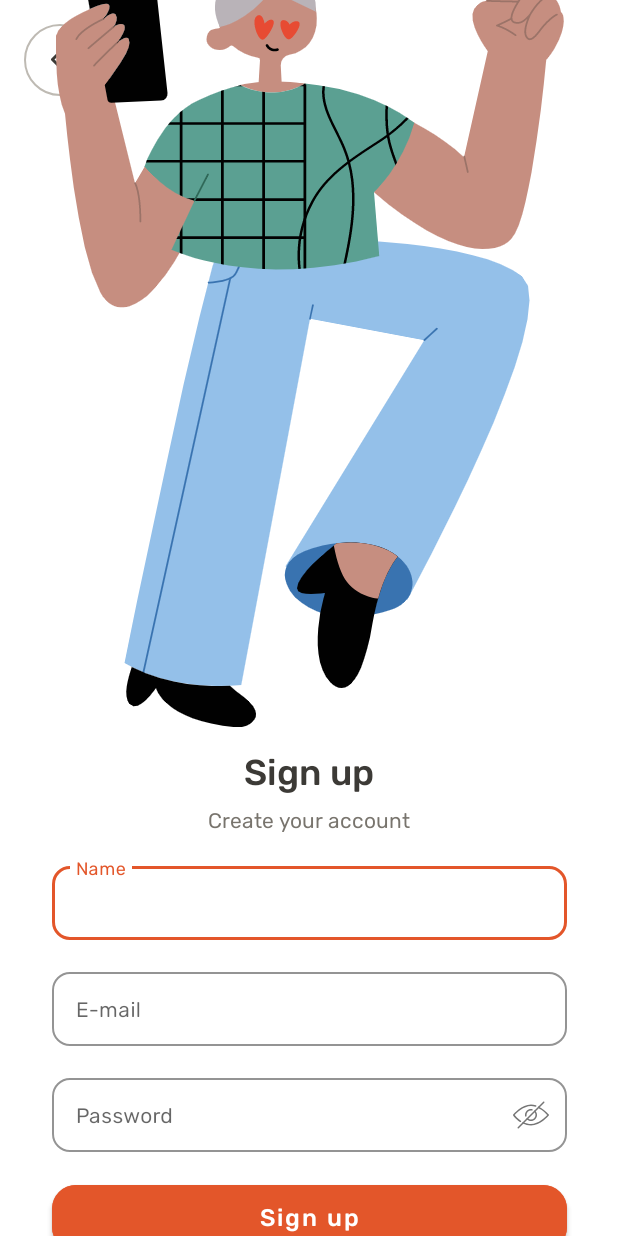
After one commit to tellmeac/wf-android, an Android app: the LoginActivity screen opened directly, with no data from a screen before it, on a phone screen of 412 x 824 dp. The commit adds this screen. Run offline under Robolectric (Android 15) with nearby library versions, the phone set to English and light mode, and no system bars.

Commit message:
Signup/Login screen

```diff
--- a/app/src/main/java/com/example/worldfactory/IntroActivity.kt
+++ b/app/src/main/java/com/example/worldfactory/IntroActivity.kt
@@ -1,5 +1,6 @@
 package com.example.worldfactory
 
+import android.content.Intent
 import android.os.Bundle
 import com.google.android.material.snackbar.Snackbar
 import androidx.appcompat.app.AppCompatActivity
@@ -37,7 +38,14 @@ class IntroActivity : AppCompatActivity() {
                 if(currentPageIndex == 2) binding.buttonNext.text = "Let's Start"
             } else {
                 //Let's get started!
+                val intent = Intent(this@IntroActivity, LoginActivity::class.java)
+                startActivity(intent)
             }
+        }
+
+        binding.buttonSkip.setOnClickListener {
+            val intent = Intent(this@IntroActivity, LoginActivity::class.java)
+            startActivity(intent)
         }
     }
 
--- /dev/null
+++ b/app/src/main/java/com/example/worldfactory/LoginActivity.kt
@@ -0,0 +1,21 @@
+package com.example.worldfactory
+
+import android.content.Intent
+import androidx.appcompat.app.AppCompatActivity
+import android.os.Bundle
+import com.example.worldfactory.databinding.ActivityLoginBinding
+
+class LoginActivity : AppCompatActivity() {
+
+    private lateinit var binding: ActivityLoginBinding
+
+    override fun onCreate(savedInstanceState: Bundle?) {
+        super.onCreate(savedInstanceState)
+        binding = ActivityLoginBinding.inflate(layoutInflater)
+        setContentView(binding.root)
+
+        binding.buttonBack.setOnClickListener {
+            super.onBackPressed()
+        }
+    }
+}
--- /dev/null
+++ b/app/src/main/res/drawable/leftarrow.xml
@@ -0,0 +1,13 @@
+<vector xmlns:android="http://schemas.android.com/apk/res/android"
+    android:width="8dp"
+    android:height="14dp"
+    android:viewportWidth="8"
+    android:viewportHeight="14">
+  <path
+      android:pathData="M7,13L1,7L7,1"
+      android:strokeLineJoin="round"
+      android:strokeWidth="2"
+      android:fillColor="#00000000"
+      android:strokeColor="#3C3A36"
+      android:strokeLineCap="round"/>
+</vector>
--- /dev/null
+++ b/app/src/main/res/drawable/passwordhidden.xml
@@ -0,0 +1,25 @@
+<vector xmlns:android="http://schemas.android.com/apk/res/android"
+    android:width="24dp"
+    android:height="24dp"
+    android:viewportWidth="24"
+    android:viewportHeight="24">
+  <group>
+    <clip-path
+        android:pathData="M0,0h24v24h-24z"/>
+    <path
+        android:pathData="M14.828,9.172C14.633,8.977 14.316,8.977 14.121,9.172C13.926,9.367 13.926,9.685 14.121,9.879C14.687,10.445 15,11.198 15,12C15,13.654 13.654,15 12,15C11.198,15 10.445,14.688 9.879,14.121C9.684,13.926 9.367,13.926 9.172,14.121C8.977,14.315 8.977,14.633 9.172,14.828C9.926,15.584 10.931,16 12,16C14.206,16 16,14.206 16,12C16,10.931 15.584,9.926 14.828,9.172Z"
+        android:fillColor="#3C3A36"/>
+    <path
+        android:pathData="M12.697,8.069C12.47,8.029 12.238,8 12,8C9.794,8 8,9.794 8,12C8,12.238 8.029,12.47 8.07,12.697C8.113,12.939 8.324,13.11 8.561,13.11C8.59,13.11 8.619,13.108 8.649,13.102C8.92,13.054 9.102,12.794 9.054,12.523C9.023,12.353 9,12.18 9,12C9,10.346 10.346,9 12,9C12.18,9 12.353,9.023 12.523,9.053C12.789,9.107 13.054,8.919 13.102,8.648C13.15,8.377 12.968,8.117 12.697,8.069Z"
+        android:fillColor="#3C3A36"/>
+    <path
+        android:pathData="M23.881,11.677C23.768,11.543 21.063,8.386 17.332,6.453C17.09,6.326 16.785,6.422 16.658,6.668C16.531,6.913 16.627,7.215 16.873,7.342C19.747,8.83 22.043,11.152 22.828,12C21.636,13.291 16.945,18 12,18C10.322,18 8.631,17.595 6.972,16.795C6.726,16.674 6.425,16.779 6.305,17.028C6.184,17.276 6.289,17.575 6.538,17.695C8.333,18.562 10.171,19 12,19C18.161,19 23.651,12.596 23.882,12.323C24.04,12.137 24.039,11.864 23.881,11.677Z"
+        android:fillColor="#3C3A36"/>
+    <path
+        android:pathData="M15.281,5.576C14.143,5.193 13.039,5 12,5C5.839,5 0.349,11.404 0.118,11.677C-0.028,11.849 -0.04,12.099 0.09,12.286C0.159,12.385 1.812,14.732 4.677,16.635C4.762,16.692 4.857,16.719 4.953,16.719C5.114,16.719 5.273,16.641 5.369,16.494C5.522,16.265 5.459,15.954 5.229,15.802C3.125,14.403 1.685,12.714 1.146,12.027C2.297,10.777 7.019,6 12,6C12.931,6 13.928,6.176 14.962,6.523C15.224,6.617 15.508,6.472 15.595,6.209C15.683,5.947 15.543,5.664 15.281,5.576Z"
+        android:fillColor="#3C3A36"/>
+    <path
+        android:pathData="M20.853,3.147C20.658,2.952 20.341,2.952 20.146,3.147L3.146,20.147C2.951,20.342 2.951,20.659 3.146,20.854C3.244,20.951 3.372,21 3.5,21C3.628,21 3.756,20.951 3.853,20.854L20.853,3.854C21.048,3.659 21.048,3.342 20.853,3.147Z"
+        android:fillColor="#3C3A36"/>
+  </group>
+</vector>
--- /dev/null
+++ b/app/src/main/res/drawable/passwordvisible.xml
@@ -0,0 +1,22 @@
+<vector xmlns:android="http://schemas.android.com/apk/res/android"
+    android:width="24dp"
+    android:height="24dp"
+    android:viewportWidth="24"
+    android:viewportHeight="24">
+  <group>
+    <clip-path
+        android:pathData="M0,0h24v24h-24z"/>
+    <path
+        android:pathData="M14.828,9.172C14.633,8.977 14.316,8.977 14.121,9.172C13.926,9.367 13.926,9.685 14.121,9.879C14.687,10.445 15,11.198 15,12C15,13.654 13.654,15 12,15C11.198,15 10.445,14.688 9.879,14.121C9.684,13.926 9.367,13.926 9.172,14.121C8.977,14.315 8.977,14.633 9.172,14.828C9.926,15.584 10.931,16 12,16C14.206,16 16,14.206 16,12C16,10.931 15.584,9.926 14.828,9.172Z"
+        android:fillColor="#3C3A36"/>
+    <path
+        android:pathData="M12.697,8.069C12.47,8.029 12.238,8 12,8C9.794,8 8,9.794 8,12C8,12.238 8.029,12.47 8.07,12.697C8.113,12.939 8.324,13.11 8.561,13.11C8.59,13.11 8.619,13.108 8.649,13.102C8.92,13.054 9.102,12.794 9.054,12.523C9.023,12.353 9,12.18 9,12C9,10.346 10.346,9 12,9C12.18,9 12.353,9.023 12.523,9.053C12.789,9.107 13.054,8.919 13.102,8.648C13.15,8.377 12.968,8.117 12.697,8.069Z"
+        android:fillColor="#3C3A36"/>
+    <path
+        android:pathData="M23.881,11.677C23.768,11.543 21.063,8.386 17.332,6.453C17.09,6.326 16.785,6.422 16.658,6.668C16.531,6.913 16.627,7.215 16.873,7.342C19.747,8.83 22.043,11.152 22.828,12C21.636,13.291 16.945,18 12,18C10.322,18 8.631,17.595 6.972,16.795C6.726,16.674 6.425,16.779 6.305,17.028C6.184,17.276 6.289,17.575 6.538,17.695C8.333,18.562 10.171,19 12,19C18.161,19 23.651,12.596 23.882,12.323C24.04,12.137 24.039,11.864 23.881,11.677Z"
+        android:fillColor="#3C3A36"/>
+    <path
+        android:pathData="M15.281,5.576C14.143,5.193 13.039,5 12,5C5.839,5 0.349,11.404 0.118,11.677C-0.028,11.849 -0.04,12.099 0.09,12.286C0.159,12.385 1.812,14.732 4.677,16.635C4.762,16.692 4.857,16.719 4.953,16.719C5.114,16.719 5.273,16.641 5.369,16.494C5.522,16.265 5.459,15.954 5.229,15.802C3.125,14.403 1.685,12.714 1.146,12.027C2.297,10.777 7.019,6 12,6C12.931,6 13.928,6.176 14.962,6.523C15.224,6.617 15.508,6.472 15.595,6.209C15.683,5.947 15.543,5.664 15.281,5.576Z"
+        android:fillColor="#3C3A36"/>
+  </group>
+</vector>
--- /dev/null
+++ b/app/src/main/res/drawable/show_password_selector.xml
@@ -0,0 +1,5 @@
+<?xml version="1.0" encoding="utf-8"?>
+<selector xmlns:android="http://schemas.android.com/apk/res/android">
+    <item android:drawable="@drawable/passwordvisible" android:state_checked="true"/>
+    <item android:drawable="@drawable/passwordhidden" />
+</selector>
--- a/app/src/main/res/layout/activity_intro.xml
+++ b/app/src/main/res/layout/activity_intro.xml
@@ -7,35 +7,48 @@
     android:layout_height="match_parent"
     tools:context=".IntroActivity">
 
-    <TextView
-        android:id="@+id/text_skip2"
-        android:layout_width="wrap_content"
-        android:layout_height="wrap_content"
+    <Button
+        android:id="@+id/button_skip"
+        style="@style/Widget.MaterialComponents.Button.TextButton"
+        android:layout_width="40dp"
+        android:layout_height="16dp"
         android:layout_marginTop="16dp"
         android:layout_marginEnd="16dp"
         android:fontFamily="@font/rubik_medium"
+        android:insetTop="0dp"
+        android:insetBottom="0dp"
+        android:paddingLeft="0dp"
+        android:paddingTop="0dp"
+        android:paddingRight="0dp"
+        android:paddingBottom="0dp"
         android:text="@string/skip"
-        android:textAppearance="@style/TextAppearance.AppCompat.Body1"
-        android:textColor="#78746D"
+        android:textAllCaps="false"
+        android:textColor="@color/textGrey"
+        android:textSize="14sp"
+        app:iconPadding="0dp"
         app:layout_constraintEnd_toEndOf="parent"
-        app:layout_constraintHorizontal_bias="1.0"
-        app:layout_constraintStart_toStartOf="parent"
         app:layout_constraintTop_toTopOf="parent" />
 
     <Button
         android:id="@+id/button_next"
-        android:layout_width="311sp"
-        android:layout_height="56sp"
+        android:layout_width="0dp"
+        android:layout_height="56dp"
+        android:layout_marginStart="32dp"
+        android:layout_marginEnd="32dp"
         android:layout_marginBottom="50dp"
         android:backgroundTint="@color/buttonsMain"
+        android:capitalize="none"
         android:fontFamily="@font/rubik_medium"
         android:text="@string/next"
+        android:textAllCaps="false"
         android:textColor="@color/white"
         android:textSize="16sp"
+        android:typeface="normal"
         app:cornerRadius="16sp"
         app:layout_constraintBottom_toBottomOf="parent"
         app:layout_constraintEnd_toEndOf="parent"
-        app:layout_constraintStart_toStartOf="parent" />
+        app:layout_constraintStart_toStartOf="parent"
+        app:layout_constraintWidth_max="311dp" />
 
     <androidx.viewpager2.widget.ViewPager2
         android:id="@+id/viewpagerIntro"
--- /dev/null
+++ b/app/src/main/res/layout/activity_login.xml
@@ -0,0 +1,195 @@
+<?xml version="1.0" encoding="utf-8"?>
+<androidx.constraintlayout.widget.ConstraintLayout xmlns:android="http://schemas.android.com/apk/res/android"
+    xmlns:app="http://schemas.android.com/apk/res-auto"
+    xmlns:tools="http://schemas.android.com/tools"
+    android:layout_width="match_parent"
+    android:layout_height="match_parent"
+    tools:context=".LoginActivity">
+
+    <Button
+        android:id="@+id/button_back"
+        style="@style/Widget.MaterialComponents.Button.OutlinedButton.Icon"
+        android:layout_width="48dp"
+        android:layout_height="48dp"
+        android:layout_marginStart="16dp"
+        android:layout_marginTop="16dp"
+        android:contentDescription="back"
+        android:gravity="center"
+        android:insetTop="0dp"
+        android:insetBottom="0dp"
+        app:cornerRadius="24sp"
+        app:icon="@drawable/leftarrow"
+        app:iconGravity="textStart"
+        app:iconPadding="0dp"
+        app:iconTint="@color/textHeader"
+        app:layout_constraintStart_toStartOf="parent"
+        app:layout_constraintTop_toTopOf="parent"
+        app:strokeColor="#BEBAB3"
+        app:strokeWidth="1dp" />
+
+    <ImageView
+        android:id="@+id/imageView6"
+        android:layout_width="wrap_content"
+        android:layout_height="wrap_content"
+        android:layout_marginBottom="16dp"
+        app:layout_constraintBottom_toTopOf="@+id/textView5"
+        app:layout_constraintEnd_toEndOf="parent"
+        app:layout_constraintStart_toStartOf="parent"
+        app:layout_constraintTop_toTopOf="parent"
+        app:layout_constraintVertical_chainStyle="packed"
+        app:srcCompat="@drawable/signuppic" />
+
+    <TextView
+        android:id="@+id/textView5"
+        android:layout_width="wrap_content"
+        android:layout_height="wrap_content"
+        android:layout_marginBottom="8dp"
+        android:fontFamily="@font/rubik_medium"
+        android:text="@string/signup"
+        android:textAlignment="center"
+        android:textColor="@color/textHeader"
+        android:textSize="24sp"
+        app:layout_constraintBottom_toTopOf="@+id/textView4"
+        app:layout_constraintEnd_toEndOf="parent"
+        app:layout_constraintStart_toStartOf="parent"
+        app:layout_constraintTop_toBottomOf="@+id/imageView6" />
+
+    <TextView
+        android:id="@+id/textView4"
+        android:layout_width="wrap_content"
+        android:layout_height="wrap_content"
+        android:layout_marginBottom="16dp"
+        android:fontFamily="@font/rubik"
+        android:text="@string/create_account_desc"
+        android:textAlignment="center"
+        android:textColor="@color/textGrey"
+        android:textSize="14sp"
+        app:layout_constraintBottom_toTopOf="@+id/textInputLayout_name"
+        app:layout_constraintEnd_toEndOf="parent"
+        app:layout_constraintStart_toStartOf="parent"
+        app:layout_constraintTop_toBottomOf="@+id/textView5" />
+
+    <com.google.android.material.textfield.TextInputLayout
+        android:id="@+id/textInputLayout_name"
+        android:layout_width="343dp"
+        android:layout_height="wrap_content"
+        android:layout_marginBottom="16dp"
+        app:boxBackgroundMode="outline"
+        app:boxCornerRadiusBottomEnd="12dp"
+        app:boxCornerRadiusBottomStart="12dp"
+        app:boxCornerRadiusTopEnd="12dp"
+        app:boxCornerRadiusTopStart="12dp"
+        app:layout_constraintBottom_toTopOf="@+id/textInputLayout_email"
+        app:layout_constraintEnd_toEndOf="parent"
+        app:layout_constraintStart_toStartOf="parent"
+        app:layout_constraintTop_toBottomOf="@+id/textView4"
+        app:passwordToggleEnabled="false">
+
+        <com.google.android.material.textfield.TextInputEditText
+            android:layout_width="match_parent"
+            android:layout_height="wrap_content"
+            android:backgroundTint="@color/white"
+            android:fontFamily="@font/rubik"
+            android:gravity="center_vertical"
+            android:hint="@string/name"
+            android:inputType="textPersonName|text"
+            android:paddingTop="16dp"
+            android:paddingBottom="16dp"
+            android:textAlignment="viewStart"
+            android:textSize="14sp" />
+    </com.google.android.material.textfield.TextInputLayout>
+
+    <com.google.android.material.textfield.TextInputLayout
+        android:id="@+id/textInputLayout_email"
+        android:layout_width="343dp"
+        android:layout_height="wrap_content"
+        android:layout_marginBottom="16dp"
+        app:boxBackgroundMode="outline"
+        app:boxCornerRadiusBottomEnd="12dp"
+        app:boxCornerRadiusBottomStart="12dp"
+        app:boxCornerRadiusTopEnd="12dp"
+        app:boxCornerRadiusTopStart="12dp"
+        app:boxStrokeWidth="1dp"
+        app:layout_constraintBottom_toTopOf="@+id/textInputLayout_password"
+        app:layout_constraintEnd_toEndOf="parent"
+        app:layout_constraintStart_toStartOf="parent"
+        app:layout_constraintTop_toBottomOf="@+id/textInputLayout_name"
+        app:passwordToggleEnabled="false">
+
+        <com.google.android.material.textfield.TextInputEditText
+            android:layout_width="match_parent"
+            android:layout_height="wrap_content"
+            android:backgroundTint="@color/white"
+            android:fontFamily="@font/rubik"
+            android:gravity="center_vertical"
+            android:hint="@string/email"
+            android:inputType="textWebEmailAddress|text"
+            android:paddingTop="16dp"
+            android:paddingBottom="16dp"
+            android:textAlignment="viewStart"
+            android:textSize="14sp" />
+    </com.google.android.material.textfield.TextInputLayout>
+
+    <com.google.android.material.textfield.TextInputLayout
+        android:id="@+id/textInputLayout_password"
+        android:layout_width="343dp"
+        android:layout_height="wrap_content"
+        android:layout_marginBottom="16dp"
+        app:boxBackgroundMode="outline"
+        app:boxCornerRadiusBottomEnd="12dp"
+        app:boxCornerRadiusBottomStart="12dp"
+        app:boxCornerRadiusTopEnd="12dp"
+        app:boxCornerRadiusTopStart="12dp"
+        app:boxStrokeWidth="1dp"
+        app:layout_constraintBottom_toTopOf="@+id/button_signup"
+        app:layout_constraintEnd_toEndOf="parent"
+        app:layout_constraintStart_toStartOf="parent"
+        app:layout_constraintTop_toBottomOf="@+id/textInputLayout_email"
+        app:passwordToggleDrawable="@drawable/show_password_selector"
+        app:passwordToggleEnabled="true">
+
+        <com.google.android.material.textfield.TextInputEditText
+            android:layout_width="match_parent"
+            android:layout_height="wrap_content"
+            android:backgroundTint="@color/white"
+            android:fontFamily="@font/rubik"
+            android:gravity="center_vertical"
+            android:hint="@string/password"
+            android:inputType="textPassword"
+            android:paddingTop="16dp"
+            android:paddingBottom="16dp"
+            android:textAlignment="viewStart"
+            android:textSize="14sp" />
+    </com.google.android.material.textfield.TextInputLayout>
+
+    <Button
+        android:id="@+id/button_signup"
+        android:layout_width="343dp"
+        android:layout_height="56dp"
+        android:layout_marginBottom="16dp"
+        android:backgroundTint="@color/buttonsMain"
+        android:fontFamily="@font/rubik_medium"
+        android:text="@string/signup"
+        android:textAllCaps="false"
+        android:textColor="@color/white"
+        android:textSize="16sp"
+        app:cornerRadius="16sp"
+        app:layout_constraintBottom_toTopOf="@+id/textView_login"
+        app:layout_constraintEnd_toEndOf="parent"
+        app:layout_constraintStart_toStartOf="parent"
+        app:layout_constraintTop_toBottomOf="@+id/textInputLayout_password" />
+
+    <TextView
+        android:id="@+id/textView_login"
+        android:layout_width="wrap_content"
+        android:layout_height="wrap_content"
+        android:fontFamily="@font/rubik_medium"
+        android:text="@string/login"
+        android:textColor="#78746D"
+        android:textSize="14sp"
+        app:layout_constraintBottom_toBottomOf="parent"
+        app:layout_constraintEnd_toEndOf="parent"
+        app:layout_constraintStart_toStartOf="parent"
+        app:layout_constraintTop_toBottomOf="@+id/button_signup" />
+
+</androidx.constraintlayout.widget.ConstraintLayout>
--- a/app/src/main/res/layout/activity_main.xml
+++ b/app/src/main/res/layout/activity_main.xml
@@ -28,7 +28,7 @@
         android:layout_width="wrap_content"
         android:layout_height="wrap_content"
         android:fontFamily="@font/rubik_bold"
-        android:letterSpacing="-0.01"
+        android:letterSpacing="-0.03"
         android:text="@string/app_name"
         android:textAllCaps="false"
         android:textAppearance="@style/TextAppearance.AppCompat.Body1"
--- a/app/src/main/res/layout/fragment_first_intro.xml
+++ b/app/src/main/res/layout/fragment_first_intro.xml
@@ -26,7 +26,7 @@
         android:layout_height="72dp"
         android:layout_marginBottom="8dp"
         android:fontFamily="@font/rubik_medium"
-        android:letterSpacing="-0.005"
+        android:letterSpacing="-0.02"
         android:lineHeight="32sp"
         android:lines="2"
         android:maxLines="2"
--- a/app/src/main/res/layout/fragment_second_intro.xml
+++ b/app/src/main/res/layout/fragment_second_intro.xml
@@ -26,7 +26,7 @@
         android:layout_height="72dp"
         android:layout_marginBottom="8dp"
         android:fontFamily="@font/rubik_medium"
-        android:letterSpacing="-0.005"
+        android:letterSpacing="-0.02"
         android:lineHeight="32sp"
         android:lines="2"
         android:maxLines="2"
--- a/app/src/main/res/layout/fragment_third_intro.xml
+++ b/app/src/main/res/layout/fragment_third_intro.xml
@@ -26,7 +26,7 @@
         android:layout_height="72dp"
         android:layout_marginBottom="8dp"
         android:fontFamily="@font/rubik_medium"
-        android:letterSpacing="-0.005"
+        android:letterSpacing="-0.02"
         android:lineHeight="32sp"
         android:lines="2"
         android:maxLines="2"
--- a/app/src/main/res/values-night/themes.xml
+++ b/app/src/main/res/values-night/themes.xml
@@ -1,9 +1,9 @@
 <resources xmlns:tools="http://schemas.android.com/tools">
     <!-- Base application theme. -->
-    <style name="Theme.WorldFactory" parent="Theme.MaterialComponents.Light.DarkActionBar">
+    <style name="Theme.WorldFactory" parent="Theme.MaterialComponents.Light.NoActionBar">
         <!-- Primary brand color. -->
-        <item name="colorPrimary">@color/purple_200</item>
-        <item name="colorPrimaryVariant">@color/purple_700</item>
+        <item name="colorPrimary">@color/buttonsMain</item>
+        <item name="colorPrimaryVariant">@color/buttonsMain</item>
         <item name="colorOnPrimary">@color/black</item>
         <!-- Secondary brand color. -->
         <item name="colorSecondary">@color/teal_200</item>
--- a/app/src/main/res/values/colors.xml
+++ b/app/src/main/res/values/colors.xml
@@ -8,4 +8,6 @@
     <color name="black">#FF000000</color>
     <color name="white">#FFFFFFFF</color>
     <color name="buttonsMain">#E3562A</color>
+    <color name="textGrey">#78746D</color>
+    <color name="textHeader">#3C3A36</color>
 </resources>
--- a/app/src/main/res/values/strings.xml
+++ b/app/src/main/res/values/strings.xml
@@ -8,6 +8,12 @@
     <string name="next">Next</string>
     <string name="skip">Skip</string>
     <string name="start">Let\'s Start</string>
+    <string name="login">Log in</string>
+    <string name="signup">Sign up</string>
+    <string name="password">Password</string>
+    <string name="email">E-mail</string>
+    <string name="name">Name</string>
+    <string name="create_account_desc">Create your account</string>
     <string name="hello_first_fragment">Hello first fragment</string>
     <string name="hello_second_fragment">Hello second fragment. Arg: %1$s</string>
     <string name="title_activity_intro">IntroActivity</string>
--- a/app/src/main/res/values/themes.xml
+++ b/app/src/main/res/values/themes.xml
@@ -1,9 +1,9 @@
 <resources xmlns:tools="http://schemas.android.com/tools">
     <!-- Base application theme. -->
-    <style name="Theme.WorldFactory" parent="Theme.MaterialComponents.DayNight.DarkActionBar">
+    <style name="Theme.WorldFactory" parent="Theme.MaterialComponents.DayNight.NoActionBar">
         <!-- Primary brand color. -->
-        <item name="colorPrimary">@color/purple_500</item>
-        <item name="colorPrimaryVariant">@color/purple_700</item>
+        <item name="colorPrimary">@color/buttonsMain</item>
+        <item name="colorPrimaryVariant">@color/buttonsMain</item>
         <item name="colorOnPrimary">@color/white</item>
         <!-- Secondary brand color. -->
         <item name="colorSecondary">@color/teal_200</item>
```
Also changed, not shown: app/src/main/AndroidManifest.xml (+5 -4 lines), app/src/main/res/drawable-nodpi/signuppic.png (added).
